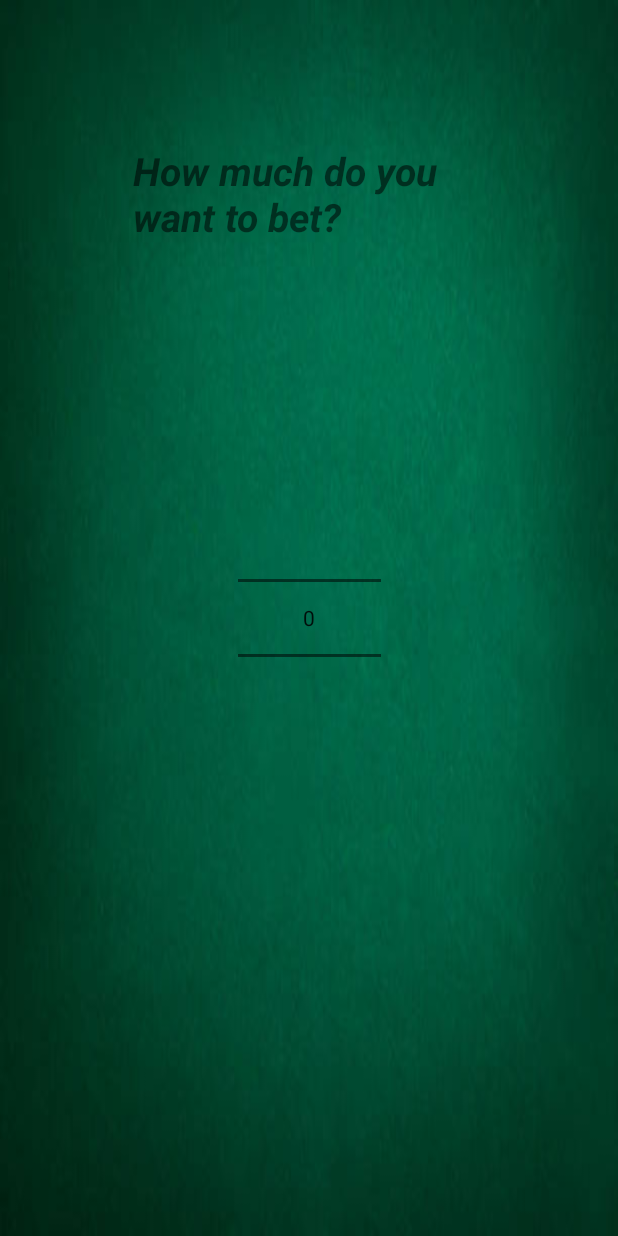
After one commit to AGranjaL/GameOfLives, an Android app: the layout bid_layout.xml on its own in the app's theme, with its tools: preview values and no code run, on a phone screen of 412 x 824 dp. The commit adds this screen. Run offline under Robolectric (Android 15) with nearby library versions, the phone set to English and light mode, and no system bars.

Commit message:
added manual player can select card, layout for bid and autoplayer bids

```diff
--- a/app/src/main/AndroidManifest.xml
+++ b/app/src/main/AndroidManifest.xml
@@ -19,6 +19,7 @@
             </intent-filter>
         </activity>
         <activity android:name=".SecondActivity"></activity>
+        <activity android:name=".BidActivity"></activity>
     </application>
 
 </manifest>
--- a/app/src/main/java/com/example/gamelives/MainActivity.java
+++ b/app/src/main/java/com/example/gamelives/MainActivity.java
@@ -6,11 +6,7 @@ import android.content.Intent;
 import android.os.Bundle;
 import android.view.View;
 import android.widget.Button;
-import android.widget.CheckBox;
-import android.widget.ImageView;
-import android.widget.TextView;
 
-import org.w3c.dom.Text;
 
 public class MainActivity extends AppCompatActivity {
 
--- /dev/null
+++ b/app/src/main/res/layout/bid_layout.xml
@@ -0,0 +1,33 @@
+<?xml version="1.0" encoding="utf-8"?>
+<androidx.constraintlayout.widget.ConstraintLayout xmlns:android="http://schemas.android.com/apk/res/android"
+    xmlns:app="http://schemas.android.com/apk/res-auto"
+    xmlns:tools="http://schemas.android.com/tools"
+    android:layout_width="match_parent"
+    android:layout_height="match_parent"
+    android:background="@drawable/backgrounds">
+
+    <NumberPicker
+        android:id="@+id/bid"
+        android:layout_width="95dp"
+        android:layout_height="189dp"
+        android:baselineAligned="false"
+        app:layout_constraintBottom_toBottomOf="parent"
+        app:layout_constraintEnd_toEndOf="parent"
+        app:layout_constraintHorizontal_bias="0.5"
+        app:layout_constraintStart_toStartOf="parent"
+        app:layout_constraintTop_toTopOf="parent" />
+
+    <TextView
+        android:id="@+id/questionbid"
+        android:layout_width="233dp"
+        android:layout_height="95dp"
+        android:layout_marginTop="96dp"
+        android:text="How much do you want to bet?"
+        android:textSize="26sp"
+        android:textStyle="bold|italic"
+        app:layout_constraintEnd_toEndOf="parent"
+        app:layout_constraintHorizontal_bias="0.497"
+        app:layout_constraintStart_toStartOf="parent"
+        app:layout_constraintTop_toTopOf="parent" />
+
+</androidx.constraintlayout.widget.ConstraintLayout>
```
Also changed, not shown: app/src/main/java/com/example/gamelives/BidActivity.java (added, +27 -0 lines), app/src/main/java/com/example/gamelives/SecondActivity.java (+35 -20 lines).
